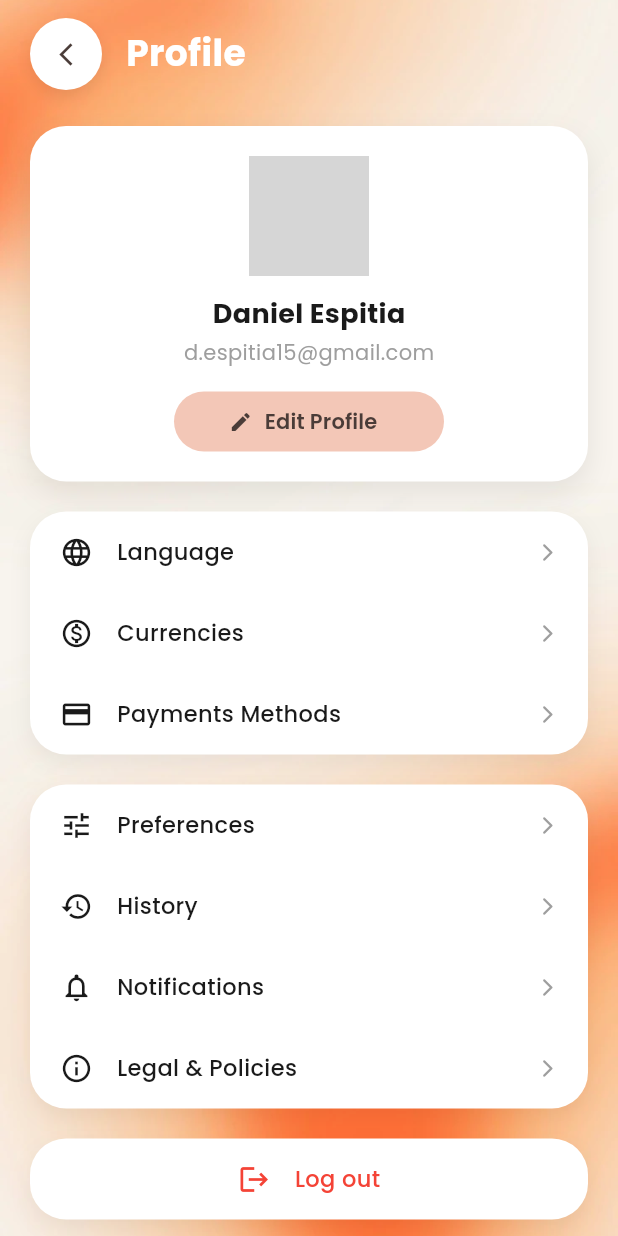
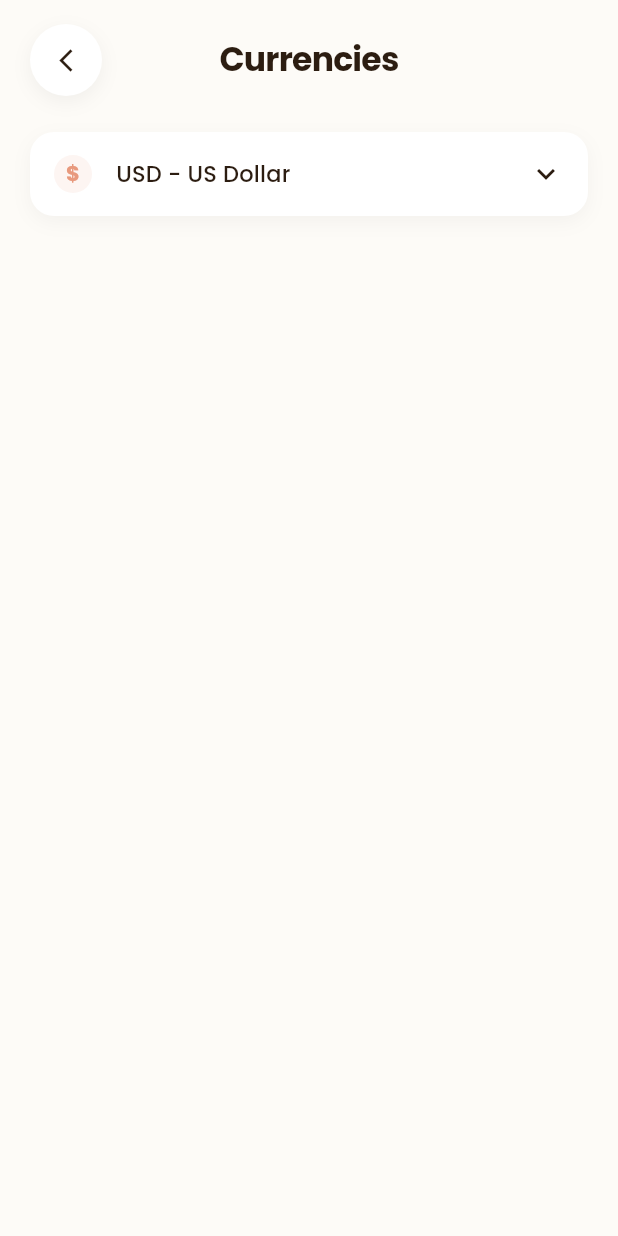
Before and after one commit to zLucky090802/1-1-Frontend, a Flutter app: the ProfileScreen screen opened directly, after a tap on "Currencies", on a phone screen of 412 x 824 dp. Run offline on Flutter 3.47's test engine with Material 3 defaults, Android fonts, the phone set to English and light mode, and no system bars; our stand-ins replace flutter_svg, google_fonts; grey boxes are pictures that could not be loaded.

Commit message:
feat(profile): add currency selection screen with custom earth-tone dropdown

```diff
--- /dev/null
+++ b/lib/features/profile/screen/currencies_screen.dart
@@ -0,0 +1,139 @@
+import 'package:flutter/material.dart';
+
+class CurrencyScreen extends StatefulWidget {
+  const CurrencyScreen({super.key});
+
+  @override
+  State<CurrencyScreen> createState() => _CurrencyScreenState();
+}
+
+class _CurrencyScreenState extends State<CurrencyScreen> {
+  String _selectedCurrency = 'USD - US Dollar';
+
+  final List<Map<String, String>> _currencies = [
+    {'code': 'USD', 'name': 'USD - US Dollar', 'symbol': '\$'},
+    {'code': 'EUR', 'name': 'EUR - Euro', 'symbol': '€'},
+    {'code': 'GBP', 'name': 'GBP - British Pound', 'symbol': '£'},
+    {'code': 'COP', 'name': 'COP - Colombian Peso', 'symbol': '\$'},
+    {'code': 'JPY', 'name': 'JPY - Japanese Yen', 'symbol': '¥'},
+  ];
+
+  @override
+  Widget build(BuildContext context) {
+    return Scaffold(
+      backgroundColor: const Color(0xFFFDFBF7),
+      body: SafeArea(
+        child: Column(
+          children: [
+            // Header
+            Padding(
+              padding: const EdgeInsets.symmetric(horizontal: 20.0, vertical: 16.0),
+              child: Row(
+                children: [
+                  Container(
+                    decoration: BoxDecoration(
+                      color: Colors.white,
+                      shape: BoxShape.circle,
+                      boxShadow: [
+                        BoxShadow(
+                          color: Colors.black.withValues(alpha: 0.05),
+                          blurRadius: 10,
+                          offset: const Offset(0, 4),
+                        ),
+                      ],
+                    ),
+                    child: IconButton(
+                      icon: const Icon(Icons.arrow_back_ios_new, size: 18, color: Color(0xFF2C1D11)),
+                      onPressed: () => Navigator.of(context).pop(),
+                    ),
+                  ),
+                  const Expanded(
+                    child: Text(
+                      'Currencies',
+                      textAlign: TextAlign.center,
+                      style: TextStyle(
+                        fontSize: 22,
+                        fontWeight: FontWeight.bold,
+                        color: Color(0xFF2C1D11),
+                        letterSpacing: -0.5,
+                      ),
+                    ),
+                  ),
+                  const SizedBox(width: 48),
+                ],
+              ),
+            ),
+
+            const SizedBox(height: 8),
+
+            // Dropdown / Selector Card
+            Padding(
+              padding: const EdgeInsets.symmetric(horizontal: 20.0),
+              child: Container(
+                padding: const EdgeInsets.symmetric(horizontal: 16.0, vertical: 4.0),
+                decoration: BoxDecoration(
+                  color: Colors.white,
+                  borderRadius: BorderRadius.circular(16),
+                  boxShadow: [
+                    BoxShadow(
+                      color: Colors.black.withValues(alpha: 0.04),
+                      blurRadius: 10,
+                      offset: const Offset(0, 4),
+                    ),
+                  ],
+                ),
+                child: DropdownButtonHideUnderline(
+                  child: DropdownButton<String>(
+                    value: _selectedCurrency,
+                    isExpanded: true,
+                    icon: const Icon(Icons.keyboard_arrow_down, color: Color(0xFF2C1D11)),
+                    items: _currencies.map((currency) {
+                      return DropdownMenuItem<String>(
+                        value: currency['name'],
+                        child: Row(
+                          children: [
+                            Container(
+                              padding: const EdgeInsets.all(8),
+                              decoration: BoxDecoration(
+                                color: const Color(0xFFE8997D).withValues(alpha: 0.1),
+                                shape: BoxShape.circle,
+                              ),
+                              child: Text(
+                                currency['symbol']!,
+                                style: const TextStyle(
+                                  fontWeight: FontWeight.bold,
+                                  color: Color(0xFFE8997D),
+                                  fontSize: 14,
+                                ),
+                              ),
+                            ),
+                            const SizedBox(width: 16),
+                            Text(
+                              currency['name']!,
+                              style: const TextStyle(
+                                fontSize: 15,
+                                fontWeight: FontWeight.w500,
+                                color: Color(0xFF2C1D11),
+                              ),
+                            ),
+                          ],
+                        ),
+                      );
+                    }).toList(),
+                    onChanged: (value) {
+                      if (value != null) {
+                        setState(() {
+                          _selectedCurrency = value;
+                        });
+                      }
+                    },
+                  ),
+                ),
+              ),
+            ),
+          ],
+        ),
+      ),
+    );
+  }
+}
--- a/lib/features/profile/screen/profile_screen.dart
+++ b/lib/features/profile/screen/profile_screen.dart
@@ -3,6 +3,7 @@ import '../../payment/screens/payment_methods_screen.dart';
 import '../../../core/widgets/main_layout.dart';
 import '../screen/language_screen.dart';
 import '../screen/history_screen.dart';
+import '../screen/currencies_screen.dart';
 
 class ProfileScreen extends StatelessWidget {
   const ProfileScreen({super.key});
@@ -147,7 +148,14 @@ class ProfileScreen extends StatelessWidget {
                     _ProfileMenuItem(
                       icon: Icons.monetization_on_outlined,
                       title: 'Currencies',
-                      onTap: () {},
+                      onTap: () {
+                        Navigator.push(
+                          context,
+                          MaterialPageRoute(
+                            builder: (context) => const CurrencyScreen(),
+                          ),
+                        );
+                      },
                     ),
                     _ProfileMenuItem(
                       icon: Icons.credit_card,
@@ -185,11 +193,7 @@ class ProfileScreen extends StatelessWidget {
                         );
                       },
                     ),
-                    _ProfileMenuItem(
-                      icon: Icons.notifications_none,
-                      title: 'Notifications',
-                      onTap: () {},
-                    ),
+
                     _ProfileMenuItem(
                       icon: Icons.info_outline,
                       title: 'Legal & Policies',
```
